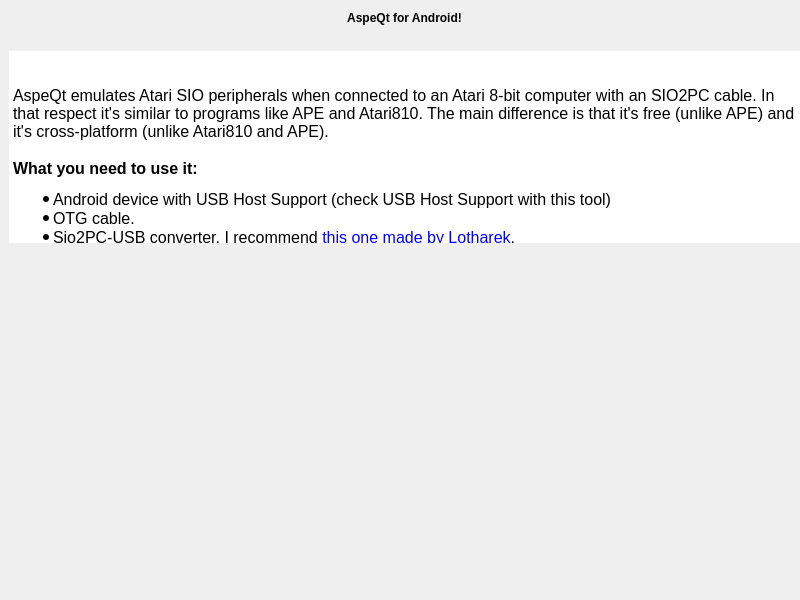
Old version of the form aboutdialog.ui in the repository greblus/aspeqt.
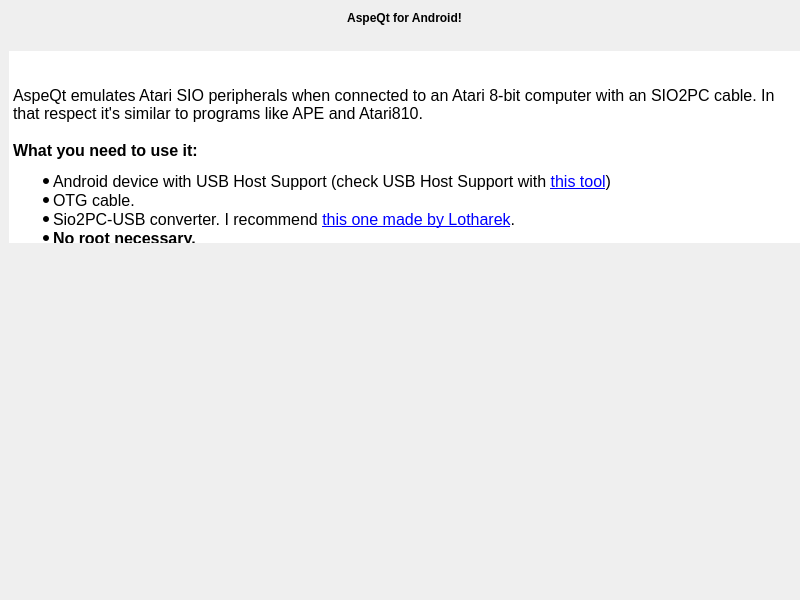
New version of the form.

The edit to the form file:
```diff
--- a/aboutdialog.ui
+++ b/aboutdialog.ui
@@ -150,9 +150,9 @@
 p, li { white-space: pre-wrap; }
 &lt;/style&gt;&lt;/head&gt;&lt;body style=&quot; font-family:'MS Shell Dlg 2'; font-size:8.25pt; font-weight:400; font-style:normal;&quot;&gt;
 &lt;p style=&quot;-qt-paragraph-type:empty; margin-top:18px; margin-bottom:12px; margin-left:0px; margin-right:0px; -qt-block-indent:0; text-indent:0px;&quot;&gt;&lt;br /&gt;&lt;/p&gt;
-&lt;p style=&quot; margin-top:18px; margin-bottom:12px; margin-left:0px; margin-right:0px; -qt-block-indent:0; text-indent:0px;&quot;&gt;&lt;span style=&quot; font-size:12pt;&quot;&gt;AspeQt emulates Atari SIO peripherals when connected to an Atari 8-bit computer with an SIO2PC cable. In that respect it's similar to programs like APE and Atari810. The main difference is that it's free (unlike APE) and it's cross-platform (unlike Atari810 and APE). &lt;/span&gt;&lt;/p&gt;
+&lt;p style=&quot; margin-top:18px; margin-bottom:12px; margin-left:0px; margin-right:0px; -qt-block-indent:0; text-indent:0px;&quot;&gt;&lt;span style=&quot; font-size:12pt;&quot;&gt;AspeQt emulates Atari SIO peripherals when connected to an Atari 8-bit computer with an SIO2PC cable. In that respect it's similar to programs like APE and Atari810. &lt;/span&gt;&lt;/p&gt;
 &lt;p style=&quot; margin-top:18px; margin-bottom:12px; margin-left:0px; margin-right:0px; -qt-block-indent:0; text-indent:0px;&quot;&gt;&lt;span style=&quot; font-size:12pt; font-weight:600;&quot;&gt;What you need to use it:&lt;/span&gt;&lt;/p&gt;
-&lt;ul style=&quot;margin-top: 0px; margin-bottom: 0px; margin-left: 0px; margin-right: 0px; -qt-list-indent: 1;&quot;&gt;&lt;li style=&quot; font-size:12pt;&quot; style=&quot; margin-top:12px; margin-bottom:0px; margin-left:0px; margin-right:0px; -qt-block-indent:0; text-indent:0px;&quot;&gt;Android device with USB Host Support (check USB Host Support with this tool)&lt;/li&gt;
+&lt;ul style=&quot;margin-top: 0px; margin-bottom: 0px; margin-left: 0px; margin-right: 0px; -qt-list-indent: 1;&quot;&gt;&lt;li style=&quot; font-size:12pt;&quot; style=&quot; margin-top:12px; margin-bottom:0px; margin-left:0px; margin-right:0px; -qt-block-indent:0; text-indent:0px;&quot;&gt;Android device with USB Host Support (check USB Host Support with &lt;a href=&quot;https://play.google.com/store/apps/details?id=eu.chainfire.usbhostdiagnostics&amp;amp;hl=pl&quot;&gt;&lt;span style=&quot; text-decoration: underline; color:#0000ff;&quot;&gt;this tool&lt;/span&gt;&lt;/a&gt;)&lt;/li&gt;
 &lt;li style=&quot; font-size:12pt;&quot; style=&quot; margin-top:0px; margin-bottom:0px; margin-left:0px; margin-right:0px; -qt-block-indent:0; text-indent:0px;&quot;&gt;OTG cable. &lt;/li&gt;
 &lt;li style=&quot; font-size:12pt;&quot; style=&quot; margin-top:0px; margin-bottom:0px; margin-left:0px; margin-right:0px; -qt-block-indent:0; text-indent:0px;&quot;&gt;Sio2PC-USB converter. I recommend &lt;a href=&quot;http://lotharek.pl/product.php?pid=98&quot;&gt;&lt;span style=&quot; text-decoration: underline; color:#0000ff;&quot;&gt;this one made by Lotharek&lt;/span&gt;&lt;/a&gt;. &lt;/li&gt;
 &lt;li style=&quot; font-size:12pt;&quot; style=&quot; margin-top:0px; margin-bottom:0px; margin-left:0px; margin-right:0px; -qt-block-indent:0; text-indent:0px;&quot;&gt;&lt;span style=&quot; font-weight:600;&quot;&gt;No root necessary.&lt;/span&gt; &lt;/li&gt;
@@ -165,7 +165,10 @@
 &lt;p style=&quot; margin-top:18px; margin-bottom:12px; margin-left:0px; margin-right:0px; -qt-block-indent:0; text-indent:0px;&quot;&gt;&lt;span style=&quot; font-size:12pt; font-weight:600;&quot;&gt;Questions about this Android port? Drop me an e-mail ;)&lt;/span&gt;&lt;/p&gt;
 &lt;p style=&quot; margin-top:0px; margin-bottom:0px; margin-left:0px; margin-right:0px; -qt-block-indent:0; text-indent:0px;&quot;&gt;&lt;span style=&quot; font-size:12pt;&quot;&gt;Wiktor Grebla: &lt;/span&gt;&lt;a href=&quot;mailto:greblus@gmail.com&quot;&gt;&lt;span style=&quot; font-size:12pt; text-decoration: underline; color:#0000ff;&quot;&gt;greblus@gmail.com&lt;/span&gt;&lt;/a&gt;&lt;span style=&quot; font-size:12pt;&quot;&gt; &lt;/span&gt;&lt;/p&gt;
 &lt;p style=&quot; margin-top:18px; margin-bottom:12px; margin-left:0px; margin-right:0px; -qt-block-indent:0; text-indent:0px;&quot;&gt;&lt;span style=&quot; font-size:12pt; font-weight:600;&quot;&gt;SIO2PC-USB adapters:&lt;/span&gt;&lt;/p&gt;
-&lt;p style=&quot; margin-top:0px; margin-bottom:0px; margin-left:0px; margin-right:0px; -qt-block-indent:0; text-indent:0px;&quot;&gt;&lt;span style=&quot; font-size:12pt;&quot;&gt;For SIO2PC-USB hardware purchase visit: &lt;/span&gt;&lt;a href=&quot;www.lotharek.pl&quot;&gt;&lt;span style=&quot; font-size:12pt; text-decoration: underline; color:#0000ff;&quot;&gt;www.lotharek.pl&lt;/span&gt;&lt;/a&gt;&lt;span style=&quot; font-size:12pt;&quot;&gt; or: &lt;/span&gt;&lt;a href=&quot;http://www.atari8warez.com/&quot;&gt;&lt;span style=&quot; font-size:12pt; text-decoration: underline; color:#0000ff;&quot;&gt;http://www.atari8warez.com/&lt;/span&gt;&lt;/a&gt;&lt;span style=&quot; font-size:12pt;&quot;&gt; &lt;/span&gt;&lt;/p&gt;&lt;/body&gt;&lt;/html&gt;</string>
+&lt;p style=&quot; margin-top:0px; margin-bottom:0px; margin-left:0px; margin-right:0px; -qt-block-indent:0; text-indent:0px;&quot;&gt;&lt;span style=&quot; font-size:12pt;&quot;&gt;For SIO2PC-USB hardware purchase visit: &lt;/span&gt;&lt;a href=&quot;www.lotharek.pl&quot;&gt;&lt;span style=&quot; font-size:12pt; text-decoration: underline; color:#0000ff;&quot;&gt;www.lotharek.pl&lt;/span&gt;&lt;/a&gt;&lt;span style=&quot; font-size:12pt;&quot;&gt; or: &lt;/span&gt;&lt;a href=&quot;http://www.atari8warez.com/&quot;&gt;&lt;span style=&quot; font-size:12pt; text-decoration: underline; color:#0000ff;&quot;&gt;http://www.atari8warez.com/&lt;/span&gt;&lt;/a&gt;&lt;span style=&quot; font-size:12pt;&quot;&gt; &lt;/span&gt;&lt;/p&gt;
+&lt;p style=&quot;-qt-paragraph-type:empty; margin-top:0px; margin-bottom:0px; margin-left:0px; margin-right:0px; -qt-block-indent:0; text-indent:0px; font-size:12pt;&quot;&gt;&lt;br /&gt;&lt;/p&gt;
+&lt;p style=&quot;-qt-paragraph-type:empty; margin-top:0px; margin-bottom:0px; margin-left:0px; margin-right:0px; -qt-block-indent:0; text-indent:0px; font-size:12pt;&quot;&gt;&lt;br /&gt;&lt;/p&gt;
+&lt;p style=&quot;-qt-paragraph-type:empty; margin-top:0px; margin-bottom:0px; margin-left:0px; margin-right:0px; -qt-block-indent:0; text-indent:0px; font-size:12pt;&quot;&gt;&lt;br /&gt;&lt;/p&gt;&lt;/body&gt;&lt;/html&gt;</string>
      </property>
      <property name="textInteractionFlags">
       <set>Qt::LinksAccessibleByKeyboard|Qt::LinksAccessibleByMouse</set>
```
